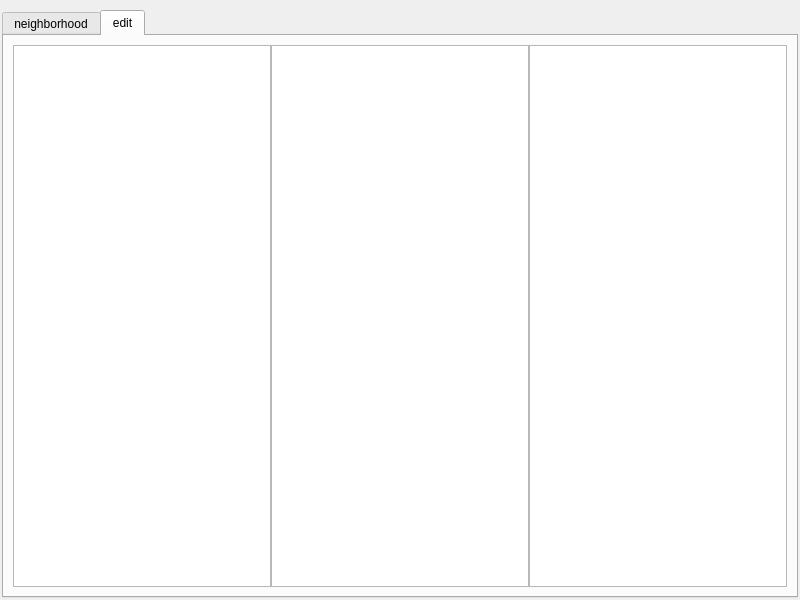
Old version of the form gui/form.ui in the repository vijayrudraraju/qtmapper.
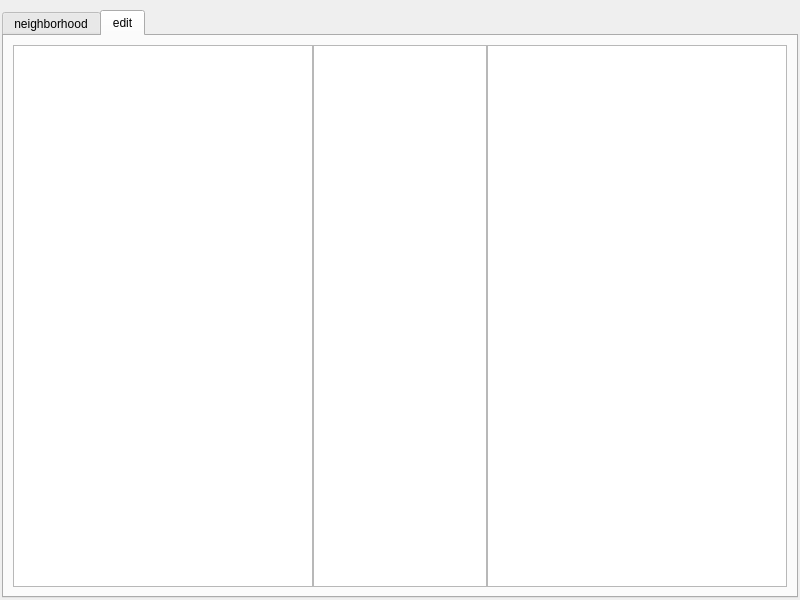
New version of the form. The open tabs and pages were chosen to show the change. Custom widgets are drawn as their Qt base class.

Commit message: fixed annoying mapping display resize bug

Diff of the .ui file:
```diff
--- a/gui/form.ui
+++ b/gui/form.ui
@@ -14,6 +14,9 @@
    <string>Form</string>
   </property>
   <layout class="QVBoxLayout" name="verticalLayout_2">
+   <property name="spacing">
+    <number>0</number>
+   </property>
    <property name="leftMargin">
     <number>2</number>
    </property>
@@ -135,11 +138,20 @@
        </property>
        <item>
         <widget class="QTreeView" name="source_signal_list">
+         <property name="minimumSize">
+          <size>
+           <width>300</width>
+           <height>0</height>
+          </size>
+         </property>
+         <property name="focusPolicy">
+          <enum>Qt::NoFocus</enum>
+         </property>
          <property name="editTriggers">
           <set>QAbstractItemView::NoEditTriggers</set>
          </property>
          <property name="indentation">
-          <number>0</number>
+          <number>5</number>
          </property>
          <property name="rootIsDecorated">
           <bool>false</bool>
@@ -164,11 +176,20 @@
        </item>
        <item>
         <widget class="QTreeView" name="destination_signal_list">
+         <property name="minimumSize">
+          <size>
+           <width>300</width>
+           <height>0</height>
+          </size>
+         </property>
+         <property name="focusPolicy">
+          <enum>Qt::NoFocus</enum>
+         </property>
          <property name="editTriggers">
           <set>QAbstractItemView::NoEditTriggers</set>
          </property>
          <property name="indentation">
-          <number>0</number>
+          <number>5</number>
          </property>
          <property name="rootIsDecorated">
           <bool>false</bool>
```
Left out of the diff: 17 changed lines with no effect on the pictures. The commit also changes 2 other files.
